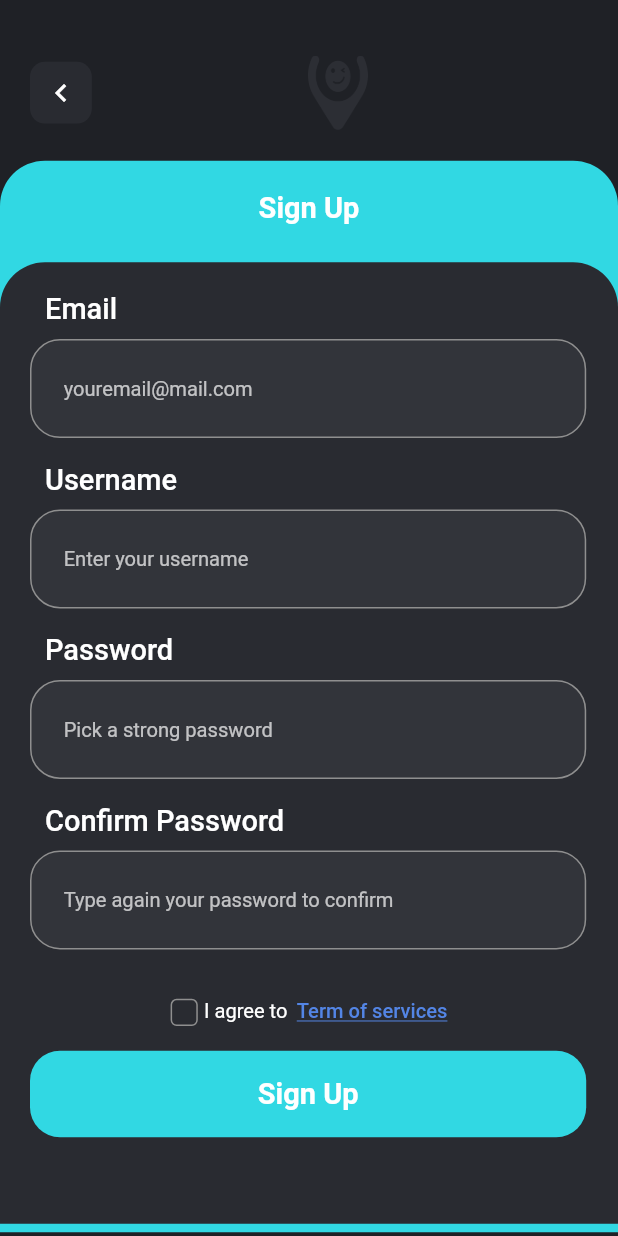
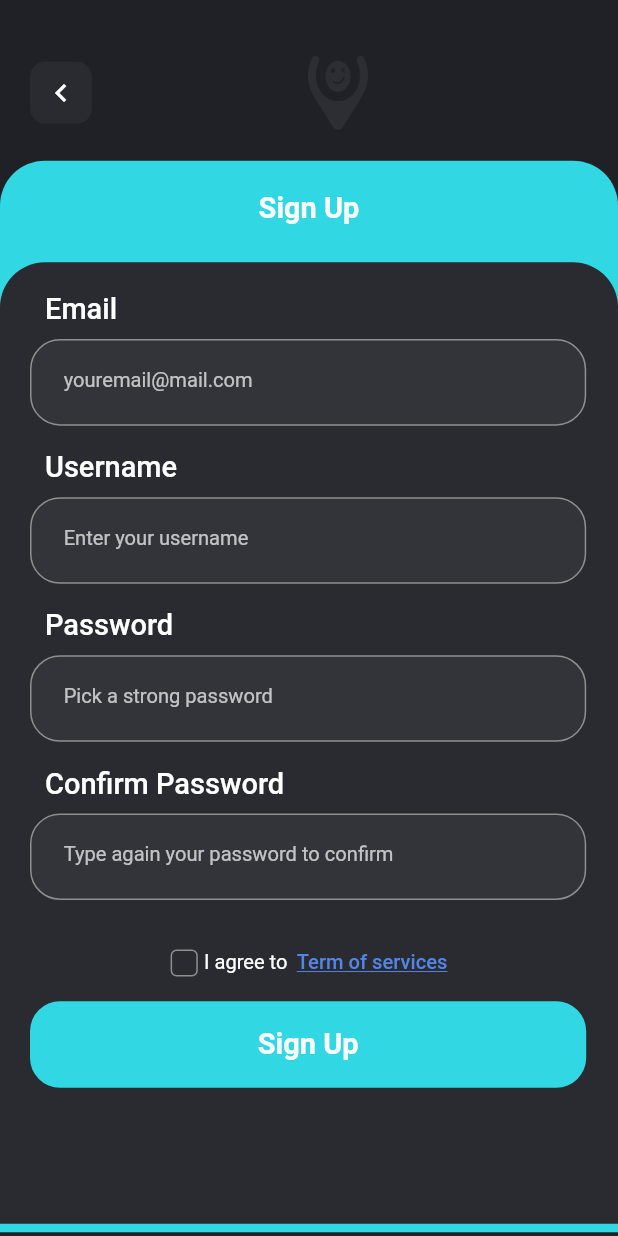
Before and after one commit to Neha837/login_ui2, a Flutter app: the screen it shows after launch, on a phone screen of 412 x 824 dp. Run offline on Flutter 3.47's test engine with Material 2 defaults, Android fonts, the phone set to English and light mode, and no system bars; our stand-ins replace responsive_sizer.

Commit message:
signup page

```diff
--- a/lib/Pages/signUp.dart
+++ b/lib/Pages/signUp.dart
@@ -103,7 +103,7 @@ class _PageState extends State<SignupPage> {
                             height: 1.h,
                           ),
                           Container(
-                            height: 8.h,
+                            height: 7.h,
                             width: 90.w,
                             decoration: BoxDecoration(
                               color: Color.fromARGB(255, 50, 52, 58),
@@ -114,7 +114,7 @@ class _PageState extends State<SignupPage> {
                               ),
                             ),
                             child: Padding(
-                              padding: EdgeInsets.only(top: 3.h, left: 2.6.h),
+                              padding: EdgeInsets.only(top: 2.3.h, left: 2.6.h),
                               child: Text(
                                 "youremail@mail.com",
                                 style: TextStyle(
@@ -139,7 +139,7 @@ class _PageState extends State<SignupPage> {
                             height: 1.h,
                           ),
                           Container(
-                            height: 8.h,
+                            height: 7.h,
                             width: 90.w,
                             decoration: BoxDecoration(
                               color: Color.fromARGB(255, 50, 52, 58),
@@ -150,7 +150,7 @@ class _PageState extends State<SignupPage> {
                               ),
                             ),
                             child: Padding(
-                              padding: EdgeInsets.only(top: 3.h, left: 2.6.h),
+                              padding: EdgeInsets.only(top: 2.3.h, left: 2.6.h),
                               child: Text(
                                 "Enter your username",
                                 style: TextStyle(
@@ -173,7 +173,7 @@ class _PageState extends State<SignupPage> {
                             height: 1.h,
                           ),
                           Container(
-                            height: 8.h,
+                            height: 7.h,
                             width: 90.w,
                             decoration: BoxDecoration(
                               color: Color.fromARGB(255, 50, 52, 58),
@@ -184,7 +184,7 @@ class _PageState extends State<SignupPage> {
                               ),
                             ),
                             child: Padding(
-                              padding: EdgeInsets.only(top: 3.h, left: 2.6.h),
+                              padding: EdgeInsets.only(top: 2.3.h, left: 2.6.h),
                               child: Text(
                                 "Pick a strong password",
                                 style: TextStyle(
@@ -209,7 +209,7 @@ class _PageState extends State<SignupPage> {
                             height: 1.h,
                           ),
                           Container(
-                            height: 8.h,
+                            height: 7.h,
                             width: 90.w,
                             decoration: BoxDecoration(
                               color: Color.fromARGB(255, 50, 52, 58),
@@ -220,7 +220,7 @@ class _PageState extends State<SignupPage> {
                               ),
                             ),
                             child: Padding(
-                              padding: EdgeInsets.only(top: 3.h, left: 2.6.h),
+                              padding: EdgeInsets.only(top: 2.3.h, left: 2.6.h),
                               child: Text(
                                 "Type again your password to confirm",
                                 style: TextStyle(
```
